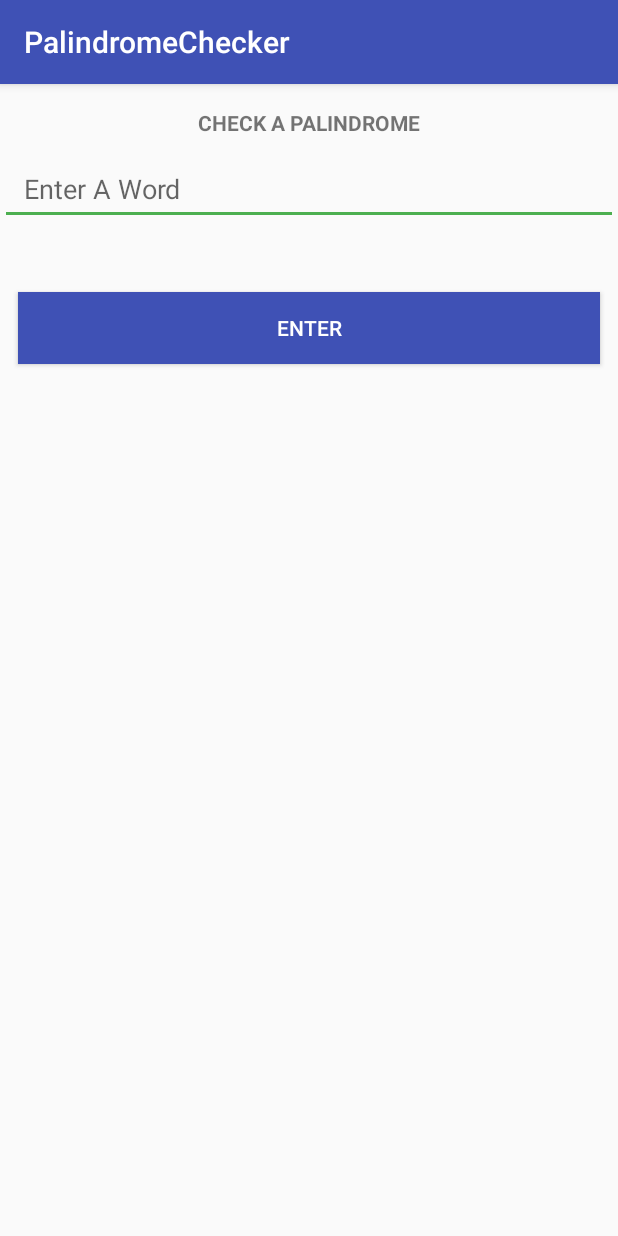
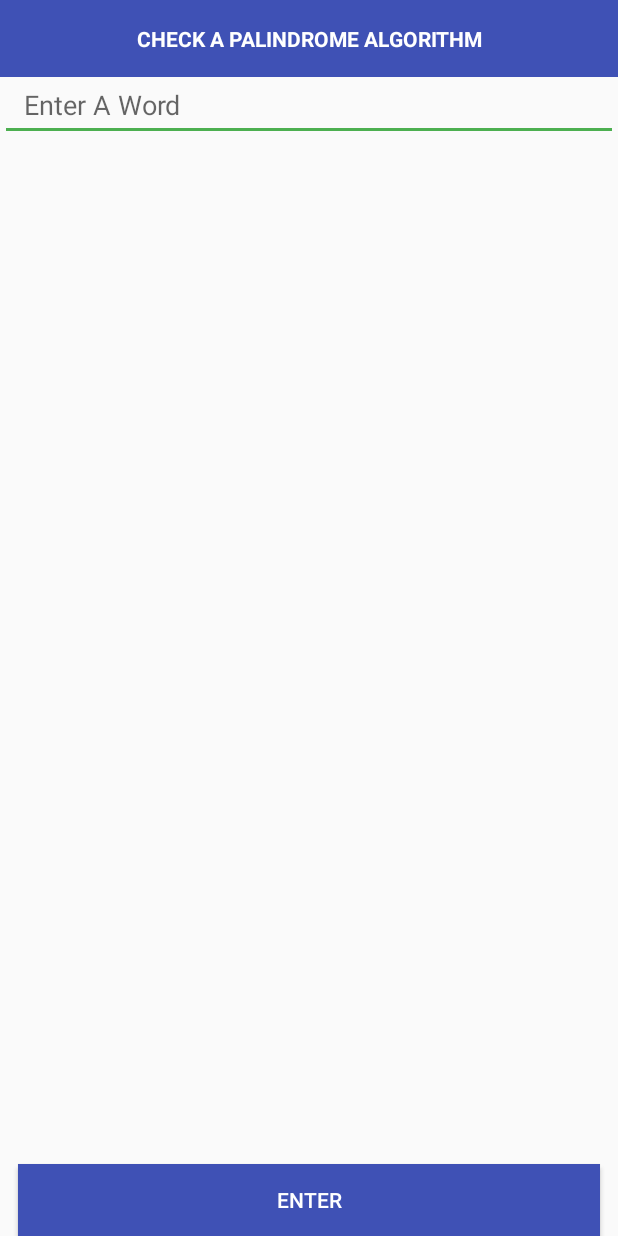
Before and after one commit to harrytrandesign/android_dev_is_palindrome, an Android app: the MainActivity screen opened directly, with no data from a screen before it, on a phone screen of 412 x 824 dp. Run offline under Robolectric (Android 15) with nearby library versions, the phone set to English and light mode, and no system bars.

Commit message:
Switched activity_main layout to a Vertical LinearLayout instead of a ConstraintLayout.
In Answer class, extracted string resources from the switch statement.

Created a second algorithm to check for a Palindrome using two char[] arrays checking for equal conditions.

```diff
--- a/app/src/main/java/com/htdwps/palindromechecker/MainActivity.java
+++ b/app/src/main/java/com/htdwps/palindromechecker/MainActivity.java
@@ -19,6 +19,7 @@ public class MainActivity extends AppCompatActivity implements View.OnClickListe
     protected void onCreate(Bundle savedInstanceState) {
         super.onCreate(savedInstanceState);
         setContentView(R.layout.activity_main);
+        getSupportActionBar().hide();
 
         userInput = findViewById(R.id.user_input);
         resultText = findViewById(R.id.textview_result);
@@ -39,9 +40,9 @@ public class MainActivity extends AppCompatActivity implements View.OnClickListe
 
                 if (userWord.length() > 0) {
 
-                    boolean result = CheckPalindrome.isWordGivenPalindrome(userWord);
+                    boolean result = CheckPalindrome.reverseCheckWord(userWord);
 
-                    resultText.setText(new StringBuilder().append(userWord).append(Answer.result(result)).toString());
+                    resultText.setText(new StringBuilder().append(userWord).append(" ").append(Answer.result(MainActivity.this, result)).toString());
 
                     userInput.getText().clear();
 
--- a/app/src/main/res/layout/activity_main.xml
+++ b/app/src/main/res/layout/activity_main.xml
@@ -1,21 +1,24 @@
 <?xml version="1.0" encoding="utf-8"?>
-<android.support.constraint.ConstraintLayout
+<LinearLayout
     xmlns:android="http://schemas.android.com/apk/res/android"
     xmlns:app="http://schemas.android.com/apk/res-auto"
     xmlns:tools="http://schemas.android.com/tools"
     android:layout_width="match_parent"
     android:layout_height="match_parent"
+    android:orientation="vertical"
     tools:context="com.htdwps.palindromechecker.MainActivity">
 
     <TextView
         android:id="@+id/title"
         android:layout_width="match_parent"
         android:layout_height="wrap_content"
+        android:background="@color/colorPrimary"
         android:gravity="center_horizontal"
         android:paddingBottom="16dp"
         android:paddingTop="16dp"
         android:text="@string/main_title"
         android:textAllCaps="true"
+        android:textColor="@android:color/white"
         android:textStyle="bold"
         app:layout_constraintLeft_toLeftOf="parent"
         app:layout_constraintRight_toRightOf="parent"
@@ -28,6 +31,7 @@
         android:hint="@string/edittext_word_hint"
         android:includeFontPadding="true"
         android:inputType="text"
+        android:maxLength="50"
         android:paddingBottom="12dp"
         android:paddingEnd="16dp"
         android:paddingLeft="16dp"
@@ -50,6 +54,15 @@
         app:layout_constraintTop_toBottomOf="@id/user_input"
         tools:text="Yes"/>
 
+    <ListView
+        android:id="@+id/listview_old_words"
+        android:layout_width="match_parent"
+        android:layout_height="0dp"
+        android:layout_weight="1"
+        android:paddingBottom="16dp"
+        android:paddingTop="16dp"
+        app:layout_constraintTop_toBottomOf="@id/submit_button"/>
+
     <Button
         android:id="@+id/submit_button"
         android:layout_width="match_parent"
@@ -63,12 +76,4 @@
         android:textColor="@android:color/white"
         app:layout_constraintTop_toBottomOf="@id/textview_result"/>
 
-    <ListView
-        android:id="@+id/listview_old_words"
-        android:layout_width="match_parent"
-        android:layout_height="wrap_content"
-        android:paddingBottom="16dp"
-        android:paddingTop="16dp"
-        app:layout_constraintTop_toBottomOf="@id/submit_button"/>
-
-</android.support.constraint.ConstraintLayout>
+</LinearLayout>
--- a/app/src/main/res/values/strings.xml
+++ b/app/src/main/res/values/strings.xml
@@ -1,8 +1,10 @@
 <resources>
     <string name="app_name">PalindromeChecker</string>
-    <string name="main_title">Check a palindrome</string>
+    <string name="main_title">Check a palindrome algorithm</string>
     <string name="is_palindrome">Yes</string>
     <string name="not_palindrome">No</string>
     <string name="enter_button">Enter</string>
     <string name="edittext_word_hint">Enter A Word</string>
+    <string name="palindrome_true"> is a Palindrome.</string>
+    <string name="palindrome_false"> is not a Palindrome.</string>
 </resources>
```
Also changed, not shown: app/src/main/java/com/htdwps/palindromechecker/Answer.java (+7 -3 lines), app/src/main/java/com/htdwps/palindromechecker/CheckPalindrome.java (+18 -0 lines).
